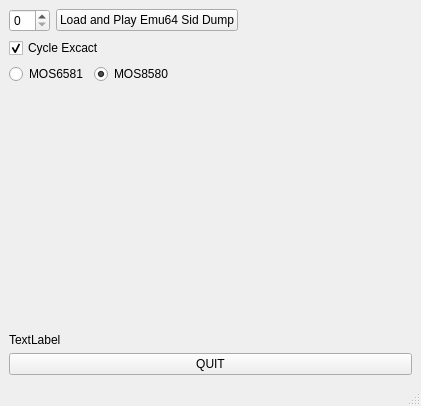
Old version of the form the_pico_sid_desktop_simulation/mainwindow.ui in the repository ThKattanek/the_pico_sid.
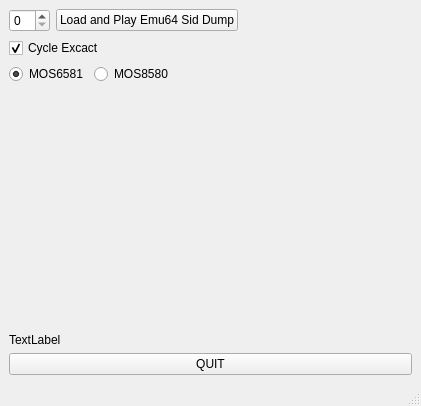
New version of the form. Custom widgets are drawn as their Qt base class.

What changed in the file:
```diff
--- a/the_pico_sid_desktop_simulation/mainwindow.ui
+++ b/the_pico_sid_desktop_simulation/mainwindow.ui
@@ -67,6 +67,9 @@
         <property name="text">
          <string>MOS6581</string>
         </property>
+        <property name="checked">
+         <bool>true</bool>
+        </property>
        </widget>
       </item>
       <item>
@@ -75,7 +78,7 @@
          <string>MOS8580</string>
         </property>
         <property name="checked">
-         <bool>true</bool>
+         <bool>false</bool>
         </property>
        </widget>
       </item>
```
Left out of the diff: 12 changed lines with no effect on the pictures.
